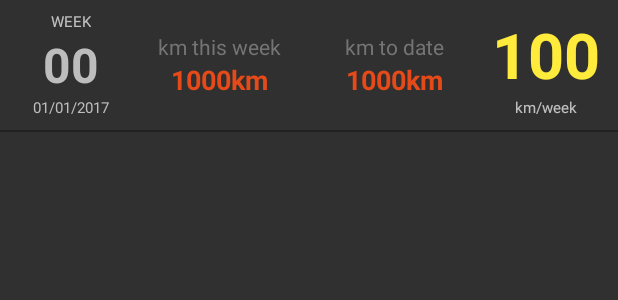
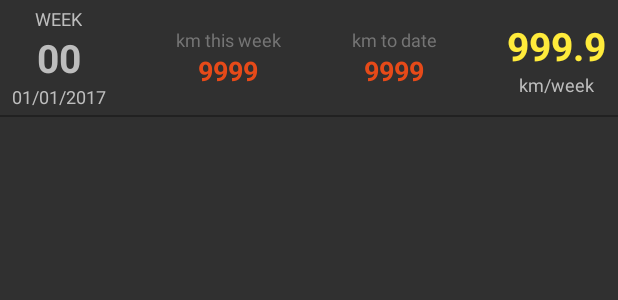
Before and after one commit to samtaylor/StravaApp, an Android app: the layout list_item_pace.xml on its own in the app's theme, with its tools: preview values and no code run, on a phone screen of 412 x 824 dp. Shown: the top 300 px of the screen. Run offline under Robolectric (Android 15) with nearby library versions, the phone set to English and light mode, and no system bars.

Commit message:
fixed the list item layout for small screens

```diff
--- a/app/src/main/res/layout/list_item_pace.xml
+++ b/app/src/main/res/layout/list_item_pace.xml
@@ -2,38 +2,41 @@
 <LinearLayout
     xmlns:android="http://schemas.android.com/apk/res/android"
     xmlns:tools="http://schemas.android.com/tools"
+    xmlns:app="http://schemas.android.com/apk/res-auto"
     android:layout_width="match_parent"
     android:layout_height="wrap_content"
     android:orientation="vertical">
 
-    <LinearLayout
+    <android.support.constraint.ConstraintLayout
         android:layout_width="match_parent"
-        android:layout_height="match_parent"
-        android:orientation="horizontal"
-        android:weightSum="10"
-        android:paddingLeft="8dp"
-        android:paddingRight="8dp">
+        android:layout_height="wrap_content"
+        android:paddingTop="4dp"
+        android:paddingBottom="4dp"
+        android:paddingStart="8dp"
+        android:paddingEnd="8dp">
 
         <LinearLayout
-            android:layout_width="0dp"
-            android:layout_height="match_parent"
-            android:layout_weight="2"
+            android:id="@+id/weekContainer"
+            android:layout_width="wrap_content"
+            android:layout_height="wrap_content"
             android:orientation="vertical"
-            android:paddingLeft="4dp"
-            android:paddingRight="4dp"
-            android:gravity="center">
+            android:gravity="center_horizontal"
+            app:layout_constraintStart_toStartOf="parent"
+            app:layout_constraintTop_toTopOf="parent"
+            app:layout_constraintBottom_toBottomOf="parent">
 
             <TextView
                 android:layout_width="wrap_content"
                 android:layout_height="wrap_content"
-                android:text="@string/title_week"
-                android:textSize="10sp"/>
+                android:textSize="@dimen/text_small"
+                android:textColor="@color/divider"
+                android:text="@string/title_week"/>
 
             <TextView
                 android:id="@+id/weekNumber"
                 android:layout_width="wrap_content"
                 android:layout_height="wrap_content"
-                android:textSize="32dp"
+                android:textSize="@dimen/text_large"
                 android:textStyle="bold"
                 android:textColor="@color/divider"
                 tools:text="00"/>
@@ -42,35 +45,23 @@
                 android:id="@+id/date"
                 android:layout_width="wrap_content"
                 android:layout_height="wrap_content"
+                android:textSize="@dimen/text_small"
                 android:textColor="@color/divider"
-                android:textSize="10sp"
                 tools:text="01/01/2017"/>
 
         </LinearLayout>
 
         <LinearLayout
-            android:layout_width="0dp"
-            android:layout_weight="6"
-            android:layout_height="match_parent"
+            android:id="@+id/weeklyDistanceContainer"
+            android:layout_width="wrap_content"
+            android:layout_height="wrap_content"
             android:orientation="vertical"
-            android:gravity="center"
-            android:paddingTop="8dp"
-            android:paddingBottom="8dp"
-            android:paddingLeft="4dp"
-            android:paddingRight="4dp">
-
-
-            <LinearLayout
-                android:layout_width="match_parent"
-                android:layout_height="wrap_content"
-                android:orientation="horizontal">
-
-                <LinearLayout
-                    android:layout_width="0dp"
-                    android:layout_height="wrap_content"
-                    android:layout_weight="1"
-                    android:orientation="vertical"
-                    android:paddingEnd="4dp">
+            android:paddingStart="4dp"
+            android:paddingEnd="2dp"
+            app:layout_constraintStart_toEndOf="@id/weekContainer"
+            app:layout_constraintTop_toTopOf="parent"
+            app:layout_constraintBottom_toBottomOf="parent"
+            app:layout_constraintEnd_toStartOf="@id/distanceToDateContainer">
 
             <TextView
                 android:gravity="center"
@@ -78,34 +69,40 @@
                 android:layout_width="match_parent"
                 android:layout_height="wrap_content"
                 android:textColor="@color/secondary_text"
+                android:textSize="@dimen/text_small"
                 android:text="@string/km_this_week"/>
 
             <TextView
                 android:id="@+id/distance"
                 android:gravity="center"
                 android:maxLines="1"
-                        android:textSize="18dp"
+                android:textSize="@dimen/text_medium"
                 android:textStyle="bold"
                 android:layout_width="match_parent"
                 android:layout_height="match_parent"
                 android:textColor="@color/primary_dark"
-                        tools:text="1000km"/>
+                tools:text="9999"/>
 
         </LinearLayout>
 
         <LinearLayout
-                    android:layout_width="0dp"
+            android:id="@+id/distanceToDateContainer"
+            android:layout_width="wrap_content"
             android:layout_height="wrap_content"
-                    android:layout_weight="1"
             android:orientation="vertical"
-                    android:paddingStart="4dp"
-                    android:paddingEnd="4dp">
+            android:paddingStart="2dp"
+            android:paddingEnd="4dp"
+            app:layout_constraintEnd_toStartOf="@id/adjustedPaceContainer"
+            app:layout_constraintTop_toTopOf="parent"
+            app:layout_constraintBottom_toBottomOf="parent"
+            app:layout_constraintStart_toEndOf="@id/weeklyDistanceContainer">
 
             <TextView
                 android:gravity="center"
                 android:maxLines="1"
                 android:layout_width="match_parent"
                 android:layout_height="wrap_content"
+                android:textSize="@dimen/text_small"
                 android:textColor="@color/secondary_text"
                 android:text="@string/total_km_to_date"/>
 
@@ -117,42 +114,41 @@
                 android:layout_height="match_parent"
                 android:textStyle="bold"
                 android:textColor="@color/primary_dark"
-                        android:textSize="18dp"
-                        tools:text="1000km"/>
-
-                </LinearLayout>
-
-            </LinearLayout>
+                android:textSize="@dimen/text_medium"
+                tools:text="9999"/>
 
         </LinearLayout>
 
         <LinearLayout
-            android:layout_width="0dp"
-            android:layout_height="match_parent"
-            android:layout_weight="2"
-            android:paddingTop="8dp"
-            android:paddingBottom="8dp"
-            android:gravity="center"
-            android:orientation="vertical">
+            android:id="@+id/adjustedPaceContainer"
+            android:layout_width="wrap_content"
+            android:layout_height="wrap_content"
+            android:gravity="center_horizontal"
+            android:layout_centerVertical="true"
+            android:orientation="vertical"
+            app:layout_constraintEnd_toEndOf="parent"
+            app:layout_constraintTop_toTopOf="parent"
+            app:layout_constraintBottom_toBottomOf="parent">
 
             <TextView
                 android:id="@+id/adjustedPace"
                 android:layout_width="wrap_content"
                 android:layout_height="wrap_content"
-                android:textSize="42dp"
+                android:textSize="@dimen/text_large"
                 android:textStyle="bold"
                 android:textColor="@color/accent"
-                tools:text="100"/>
+                tools:text="999.9"/>
 
             <TextView
                 android:layout_width="wrap_content"
                 android:layout_height="wrap_content"
-                android:textSize="10dp"
+                android:textColor="@color/divider"
+                android:textSize="@dimen/text_small"
                 android:text="@string/adjusted_pace"/>
 
         </LinearLayout>
 
-    </LinearLayout>
+    </android.support.constraint.ConstraintLayout>
 
     <LinearLayout
         android:layout_width="match_parent"
--- /dev/null
+++ b/app/src/main/res/values-sw480dp/dimens.xml
@@ -0,0 +1,8 @@
+<?xml version="1.0" encoding="utf-8"?>
+<resources>
+
+    <dimen name="text_small">12sp</dimen>
+    <dimen name="text_medium">24sp</dimen>
+    <dimen name="text_large">38sp</dimen>
+
+</resources>
--- /dev/null
+++ b/app/src/main/res/values/dimens.xml
@@ -0,0 +1,8 @@
+<?xml version="1.0" encoding="utf-8"?>
+<resources>
+
+    <dimen name="text_small">12sp</dimen>
+    <dimen name="text_medium">18sp</dimen>
+    <dimen name="text_large">26sp</dimen>
+
+</resources>
--- a/app/src/main/res/values/strings.xml
+++ b/app/src/main/res/values/strings.xml
@@ -19,7 +19,7 @@
     <string name="total_km_to_date">km to date</string>
     <string name="adjusted_pace">km/week</string>
 
-    <string name="km_format">%1$.1f km</string>
+    <string name="km_format">%1$.1f</string>
     <string name="pace_per_week_format">%1$.1f</string>
     <string name="invalid_adjusted_pace">--</string>
 </resources>
```
Lines whose indentation alone changed are shown as unchanged.
